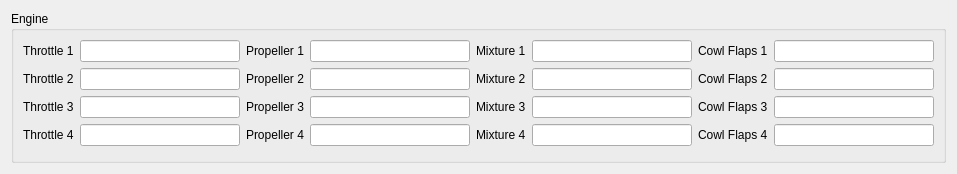
Above: src/UserInterface/src/Widgets/EngineWidget.ui from till213/SkyDolly before the change. Below: the same form after it.
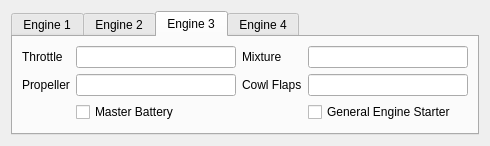
That is the form after the change. The open tabs and pages were chosen to show the change.

The edit to the form file:
```diff
--- a/src/UserInterface/src/Widgets/EngineWidget.ui
+++ b/src/UserInterface/src/Widgets/EngineWidget.ui
@@ -6,32 +6,33 @@
    <rect>
     <x>0</x>
     <y>0</y>
-    <width>941</width>
-    <height>174</height>
+    <width>477</width>
+    <height>143</height>
    </rect>
   </property>
   <property name="windowTitle">
    <string>Form</string>
   </property>
-  <layout class="QGridLayout" name="gridLayout_2">
+  <layout class="QGridLayout" name="gridLayout_4">
    <item row="0" column="0">
-    <widget class="QGroupBox" name="engineGroupBox">
-     <property name="minimumSize">
-      <size>
-       <width>0</width>
-       <height>0</height>
-      </size>
+    <widget class="QTabWidget" name="tabWidget">
+     <property name="currentIndex">
+      <number>3</number>
      </property>
-     <property name="title">
-      <string>Engine</string>
-     </property>
+     <widget class="QWidget" name="tab">
+      <attribute name="title">
+       <string>Engine 1</string>
+      </attribute>
      <layout class="QGridLayout" name="gridLayout">
+       <property name="sizeConstraint">
+        <enum>QLayout::SetMinimumSize</enum>
+       </property>
       <item row="0" column="0">
        <layout class="QFormLayout" name="formLayout">
         <item row="0" column="0">
          <widget class="QLabel" name="label_33">
           <property name="text">
-           <string>Throttle 1</string>
+            <string>Throttle</string>
           </property>
          </widget>
         </item>
@@ -49,77 +50,13 @@
          </widget>
         </item>
         <item row="1" column="0">
-         <widget class="QLabel" name="label_34">
-          <property name="text">
-           <string>Throttle 2</string>
-          </property>
-         </widget>
-        </item>
-        <item row="1" column="1">
-         <widget class="QLineEdit" name="throttle2LineEdit">
-          <property name="minimumSize">
-           <size>
-            <width>160</width>
-            <height>0</height>
-           </size>
-          </property>
-          <property name="readOnly">
-           <bool>true</bool>
-          </property>
-         </widget>
-        </item>
-        <item row="2" column="0">
-         <widget class="QLabel" name="label_35">
-          <property name="text">
-           <string>Throttle 3</string>
-          </property>
-         </widget>
-        </item>
-        <item row="2" column="1">
-         <widget class="QLineEdit" name="throttle3LineEdit">
-          <property name="minimumSize">
-           <size>
-            <width>160</width>
-            <height>0</height>
-           </size>
-          </property>
-          <property name="readOnly">
-           <bool>true</bool>
-          </property>
-         </widget>
-        </item>
-        <item row="3" column="0">
-         <widget class="QLabel" name="label_36">
-          <property name="text">
-           <string>Throttle 4</string>
-          </property>
-         </widget>
-        </item>
-        <item row="3" column="1">
-         <widget class="QLineEdit" name="throttle4LineEdit">
-          <property name="minimumSize">
-           <size>
-            <width>160</width>
-            <height>0</height>
-           </size>
-          </property>
-          <property name="readOnly">
-           <bool>true</bool>
-          </property>
-         </widget>
-        </item>
-       </layout>
-      </item>
-      <item row="0" column="1">
-       <layout class="QFormLayout" name="formLayout_2">
-        <item row="0" column="0">
          <widget class="QLabel" name="label_47">
           <property name="text">
-           <string>Propeller 1</string>
+            <string>Propeller</string>
           </property>
          </widget>
         </item>
-        <item row="0" column="1">
+         <item row="1" column="1">
          <widget class="QLineEdit" name="propeller1LineEdit">
           <property name="minimumSize">
            <size>
@@ -132,74 +69,21 @@
           </property>
          </widget>
         </item>
-        <item row="1" column="0">
-         <widget class="QLabel" name="label_48">
-          <property name="text">
-           <string>Propeller 2</string>
-          </property>
-         </widget>
-        </item>
-        <item row="1" column="1">
-         <widget class="QLineEdit" name="propeller2LineEdit">
-          <property name="minimumSize">
-           <size>
-            <width>160</width>
-            <height>0</height>
-           </size>
-          </property>
-          <property name="readOnly">
-           <bool>true</bool>
-          </property>
-         </widget>
-        </item>
-        <item row="2" column="0">
-         <widget class="QLabel" name="label_49">
-          <property name="text">
-           <string>Propeller 3</string>
-          </property>
-         </widget>
-        </item>
         <item row="2" column="1">
-         <widget class="QLineEdit" name="propeller3LineEdit">
-          <property name="minimumSize">
-           <size>
-            <width>160</width>
-            <height>0</height>
-           </size>
-          </property>
-          <property name="readOnly">
-           <bool>true</bool>
-          </property>
-         </widget>
-        </item>
-        <item row="3" column="0">
-         <widget class="QLabel" name="label_50">
+          <widget class="QCheckBox" name="masterBattery1CheckBox">
           <property name="text">
-           <string>Propeller 4</string>
-          </property>
-         </widget>
-        </item>
-        <item row="3" column="1">
-         <widget class="QLineEdit" name="propeller4LineEdit">
-          <property name="minimumSize">
-           <size>
-            <width>160</width>
-            <height>0</height>
-           </size>
-          </property>
-          <property name="readOnly">
-           <bool>true</bool>
+            <string>Master Battery</string>
           </property>
          </widget>
         </item>
        </layout>
       </item>
-      <item row="0" column="2">
-       <layout class="QFormLayout" name="formLayout_3">
+       <item row="0" column="1">
+        <layout class="QFormLayout" name="formLayout_2">
         <item row="0" column="0">
          <widget class="QLabel" name="label_51">
           <property name="text">
-           <string>Mixture 1</string>
+            <string>Mixture</string>
           </property>
          </widget>
         </item>
@@ -217,77 +101,13 @@
          </widget>
         </item>
         <item row="1" column="0">
-         <widget class="QLabel" name="label_52">
-          <property name="text">
-           <string>Mixture 2</string>
-          </property>
-         </widget>
-        </item>
-        <item row="1" column="1">
-         <widget class="QLineEdit" name="mixture2LineEdit">
-          <property name="minimumSize">
-           <size>
-            <width>160</width>
-            <height>0</height>
-           </size>
-          </property>
-          <property name="readOnly">
-           <bool>true</bool>
-          </property>
-         </widget>
-        </item>
-        <item row="2" column="0">
-         <widget class="QLabel" name="label_53">
-          <property name="text">
-           <string>Mixture 3</string>
-          </property>
-         </widget>
-        </item>
-        <item row="2" column="1">
-         <widget class="QLineEdit" name="mixture3LineEdit">
-          <property name="minimumSize">
-           <size>
-            <width>160</width>
-            <height>0</height>
-           </size>
-          </property>
-          <property name="readOnly">
-           <bool>true</bool>
-          </property>
-         </widget>
-        </item>
-        <item row="3" column="0">
-         <widget class="QLabel" name="label_54">
-          <property name="text">
-           <string>Mixture 4</string>
-          </property>
-         </widget>
-        </item>
-        <item row="3" column="1">
-         <widget class="QLineEdit" name="mixture4LineEdit">
-          <property name="minimumSize">
-           <size>
-            <width>160</width>
-            <height>0</height>
-           </size>
-          </property>
-          <property name="readOnly">
-           <bool>true</bool>
-          </property>
-         </widget>
-        </item>
-       </layout>
-      </item>
-      <item row="0" column="3">
-       <layout class="QFormLayout" name="formLayout_4">
-        <item row="0" column="0">
          <widget class="QLabel" name="label_55">
           <property name="text">
-           <string>Cowl Flaps 1</string>
+            <string>Cowl Flaps</string>
           </property>
          </widget>
         </item>
-        <item row="0" column="1">
+         <item row="1" column="1">
          <widget class="QLineEdit" name="cowlFlaps1LineEdit">
           <property name="minimumSize">
            <size>
@@ -300,10 +120,102 @@
           </property>
          </widget>
         </item>
+         <item row="2" column="1">
+          <widget class="QCheckBox" name="generalEngineStarter1CheckBox">
+           <property name="text">
+            <string>General Engine Starter</string>
+           </property>
+          </widget>
+         </item>
+        </layout>
+       </item>
+      </layout>
+     </widget>
+     <widget class="QWidget" name="tab_2">
+      <attribute name="title">
+       <string>Engine 2</string>
+      </attribute>
+      <layout class="QGridLayout" name="gridLayout_2">
+       <property name="sizeConstraint">
+        <enum>QLayout::SetMinimumSize</enum>
+       </property>
+       <item row="0" column="0">
+        <layout class="QFormLayout" name="formLayout_7">
+         <item row="0" column="0">
+          <widget class="QLabel" name="label_34">
+           <property name="text">
+            <string>Throttle</string>
+           </property>
+          </widget>
+         </item>
+         <item row="0" column="1">
+          <widget class="QLineEdit" name="throttle2LineEdit">
+           <property name="minimumSize">
+            <size>
+             <width>160</width>
+             <height>0</height>
+            </size>
+           </property>
+           <property name="readOnly">
+            <bool>true</bool>
+           </property>
+          </widget>
+         </item>
+         <item row="1" column="0">
+          <widget class="QLabel" name="label_48">
+           <property name="text">
+            <string>Propeller</string>
+           </property>
+          </widget>
+         </item>
+         <item row="1" column="1">
+          <widget class="QLineEdit" name="propeller2LineEdit">
+           <property name="minimumSize">
+            <size>
+             <width>160</width>
+             <height>0</height>
+            </size>
+           </property>
+           <property name="readOnly">
+            <bool>true</bool>
+           </property>
+          </widget>
+         </item>
+         <item row="2" column="1">
+          <widget class="QCheckBox" name="masterBattery2CheckBox">
+           <property name="text">
+            <string>Master Battery</string>
+           </property>
+          </widget>
+         </item>
+        </layout>
+       </item>
+       <item row="0" column="1">
+        <layout class="QFormLayout" name="formLayout_8">
+         <item row="0" column="0">
+          <widget class="QLabel" name="label_52">
+           <property name="text">
+            <string>Mixture</string>
+           </property>
+          </widget>
+         </item>
+         <item row="0" column="1">
+          <widget class="QLineEdit" name="mixture2LineEdit">
+           <property name="minimumSize">
+            <size>
+             <width>160</width>
+             <height>0</height>
+            </size>
+           </property>
+           <property name="readOnly">
+            <bool>true</bool>
+           </property>
+          </widget>
+         </item>
         <item row="1" column="0">
          <widget class="QLabel" name="label_56">
           <property name="text">
-           <string>Cowl Flaps 2</string>
+            <string>Cowl Flaps</string>
           </property>
          </widget>
         </item>
@@ -320,14 +232,106 @@
           </property>
          </widget>
         </item>
-        <item row="2" column="0">
+         <item row="2" column="1">
+          <widget class="QCheckBox" name="generalEngineStarter2CheckBox">
+           <property name="text">
+            <string>General Engine Starter</string>
+           </property>
+          </widget>
+         </item>
+        </layout>
+       </item>
+      </layout>
+     </widget>
+     <widget class="QWidget" name="tab_3">
+      <attribute name="title">
+       <string>Engine 3</string>
+      </attribute>
+      <layout class="QGridLayout" name="gridLayout_3">
+       <property name="sizeConstraint">
+        <enum>QLayout::SetMinimumSize</enum>
+       </property>
+       <item row="0" column="0">
+        <layout class="QFormLayout" name="formLayout_5">
+         <item row="0" column="0">
+          <widget class="QLabel" name="label_35">
+           <property name="text">
+            <string>Throttle</string>
+           </property>
+          </widget>
+         </item>
+         <item row="0" column="1">
+          <widget class="QLineEdit" name="throttle3LineEdit">
+           <property name="minimumSize">
+            <size>
+             <width>160</width>
+             <height>0</height>
+            </size>
+           </property>
+           <property name="readOnly">
+            <bool>true</bool>
+           </property>
+          </widget>
+         </item>
+         <item row="1" column="0">
+          <widget class="QLabel" name="label_49">
+           <property name="text">
+            <string>Propeller</string>
+           </property>
+          </widget>
+         </item>
+         <item row="1" column="1">
+          <widget class="QLineEdit" name="propeller3LineEdit">
+           <property name="minimumSize">
+            <size>
+             <width>160</width>
+             <height>0</height>
+            </size>
+           </property>
+           <property name="readOnly">
+            <bool>true</bool>
+           </property>
+          </widget>
+         </item>
+         <item row="2" column="1">
+          <widget class="QCheckBox" name="masterBattery3CheckBox">
+           <property name="text">
+            <string>Master Battery</string>
+           </property>
+          </widget>
+         </item>
+        </layout>
+       </item>
+       <item row="0" column="1">
+        <layout class="QFormLayout" name="formLayout_6">
+         <item row="0" column="0">
+          <widget class="QLabel" name="label_53">
+           <property name="text">
+            <string>Mixture</string>
+           </property>
+          </widget>
+         </item>
+         <item row="0" column="1">
+          <widget class="QLineEdit" name="mixture3LineEdit">
+           <property name="minimumSize">
+            <size>
+             <width>160</width>
+             <height>0</height>
+            </size>
+           </property>
+           <property name="readOnly">
+            <bool>true</bool>
+           </property>
+          </widget>
+         </item>
+         <item row="1" column="0">
          <widget class="QLabel" name="label_57">
           <property name="text">
-           <string>Cowl Flaps 3</string>
+            <string>Cowl Flaps</string>
           </property>
          </widget>
         </item>
-        <item row="2" column="1">
+         <item row="1" column="1">
          <widget class="QLineEdit" name="cowlFlaps3LineEdit">
           <property name="minimumSize">
            <size>
@@ -340,14 +344,106 @@
           </property>
          </widget>
         </item>
-        <item row="3" column="0">
+         <item row="2" column="1">
+          <widget class="QCheckBox" name="generalEngineStarter3CheckBox">
+           <property name="text">
+            <string>General Engine Starter</string>
+           </property>
+          </widget>
+         </item>
+        </layout>
+       </item>
+      </layout>
+     </widget>
+     <widget class="QWidget" name="tab_4">
+      <attribute name="title">
+       <string>Engine 4</string>
+      </attribute>
+      <layout class="QGridLayout" name="gridLayout_5">
+       <property name="sizeConstraint">
+        <enum>QLayout::SetMinimumSize</enum>
+       </property>
+       <item row="0" column="0">
+        <layout class="QFormLayout" name="formLayout_3">
+         <item row="0" column="0">
+          <widget class="QLabel" name="label_36">
+           <property name="text">
+            <string>Throttle</string>
+           </property>
+          </widget>
+         </item>
+         <item row="0" column="1">
+          <widget class="QLineEdit" name="throttle4LineEdit">
+           <property name="minimumSize">
+            <size>
+             <width>160</width>
+             <height>0</height>
+            </size>
+           </property>
+           <property name="readOnly">
+            <bool>true</bool>
+           </property>
+          </widget>
+         </item>
+         <item row="1" column="0">
+          <widget class="QLabel" name="label_50">
+           <property name="text">
+            <string>Propeller</string>
+           </property>
+          </widget>
+         </item>
+         <item row="1" column="1">
+          <widget class="QLineEdit" name="propeller4LineEdit">
+           <property name="minimumSize">
+            <size>
+             <width>160</width>
+             <height>0</height>
+            </size>
+           </property>
+           <property name="readOnly">
+            <bool>true</bool>
+           </property>
+          </widget>
+         </item>
+         <item row="2" column="1">
+          <widget class="QCheckBox" name="masterBattery4CheckBox">
+           <property name="text">
+            <string>Master Battery</string>
+           </property>
+          </widget>
+         </item>
+        </layout>
+       </item>
+       <item row="0" column="1">
+        <layout class="QFormLayout" name="formLayout_4">
+         <item row="0" column="0">
+          <widget class="QLabel" name="label_54">
+           <property name="text">
+            <string>Mixture</string>
+           </property>
+          </widget>
+         </item>
+         <item row="0" column="1">
+          <widget class="QLineEdit" name="mixture4LineEdit">
+           <property name="minimumSize">
+            <size>
+             <width>160</width>
+             <height>0</height>
+            </size>
+           </property>
+           <property name="readOnly">
+            <bool>true</bool>
+           </property>
+          </widget>
+         </item>
+         <item row="1" column="0">
          <widget class="QLabel" name="label_58">
           <property name="text">
-           <string>Cowl Flaps 4</string>
+            <string>Cowl Flaps</string>
           </property>
          </widget>
         </item>
-        <item row="3" column="1">
+         <item row="1" column="1">
          <widget class="QLineEdit" name="cowlFlaps4LineEdit">
           <property name="minimumSize">
            <size>
@@ -363,6 +459,7 @@
        </layout>
       </item>
      </layout>
+     </widget>
     </widget>
    </item>
   </layout>
```
Left out of the diff: 7 changed lines with no effect on the pictures. Lines whose indentation alone changed are shown as unchanged.
